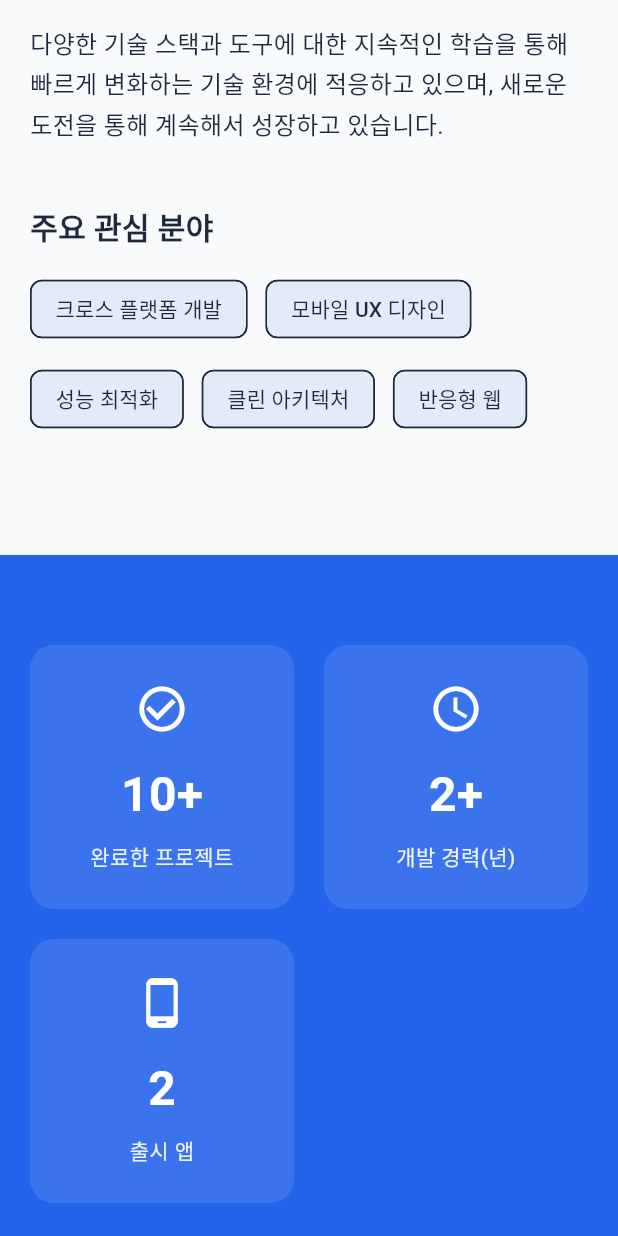
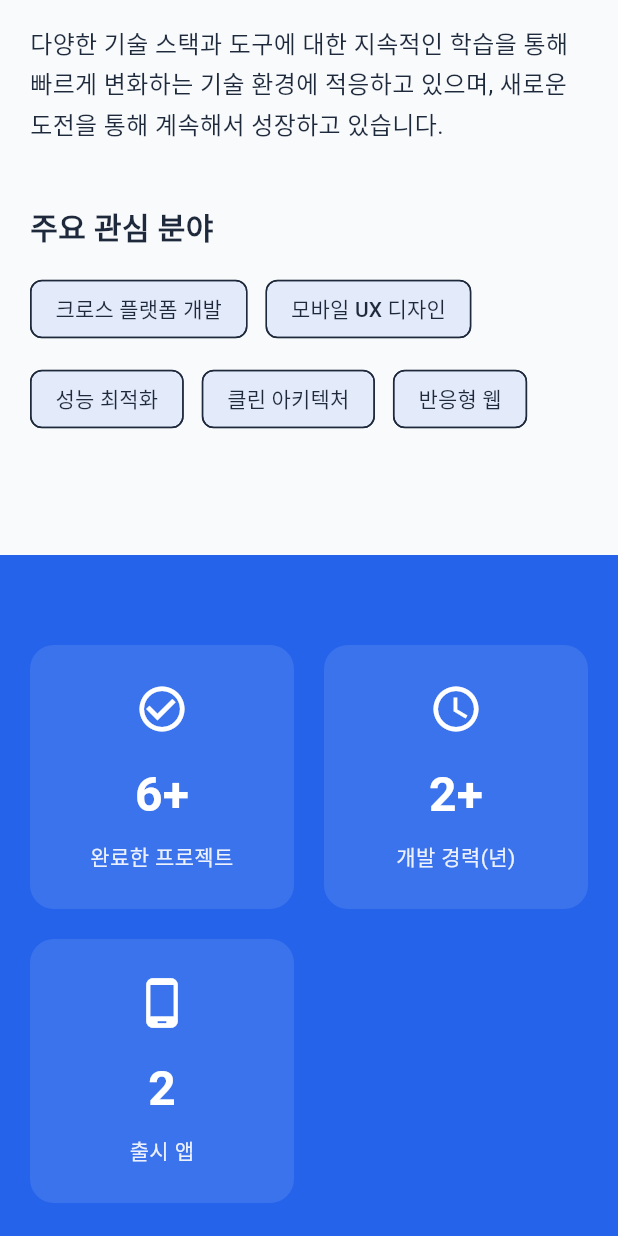
Before and after one commit to choe-inho/web_portfolio, a Flutter app: the AboutScreen screen opened by its route, scrolled down 1152 dp, on a phone screen of 412 x 824 dp. Run offline on Flutter 3.47's test engine with Material 3 defaults, Android fonts, the phone set to English and light mode, and no system bars; our stand-ins replace bootstrap_icons, go_router, visibility_detector; network calls fail; Roboto replaces fonts that are missing (Pretendard); project files that could hold a hidden picture were left out.

Commit message:
오탈자수정

```diff
--- a/lib/widget/State_Section.dart
+++ b/lib/widget/State_Section.dart
@@ -14,7 +14,7 @@ class StatsSection extends StatelessWidget {
         // 통계 항목 리스트
         final stats = [
           {
-            'number': '10+',
+            'number': '6+',
             'title': '완료한 프로젝트',
             'icon': Icons.check_circle_outline,
           },
```
